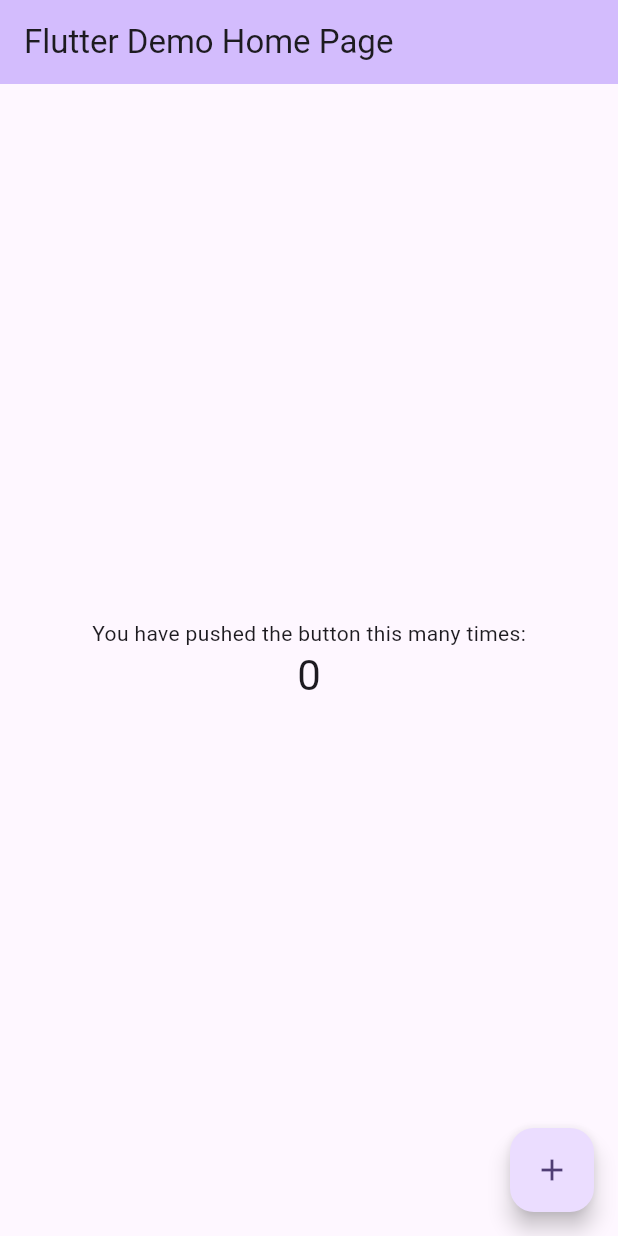
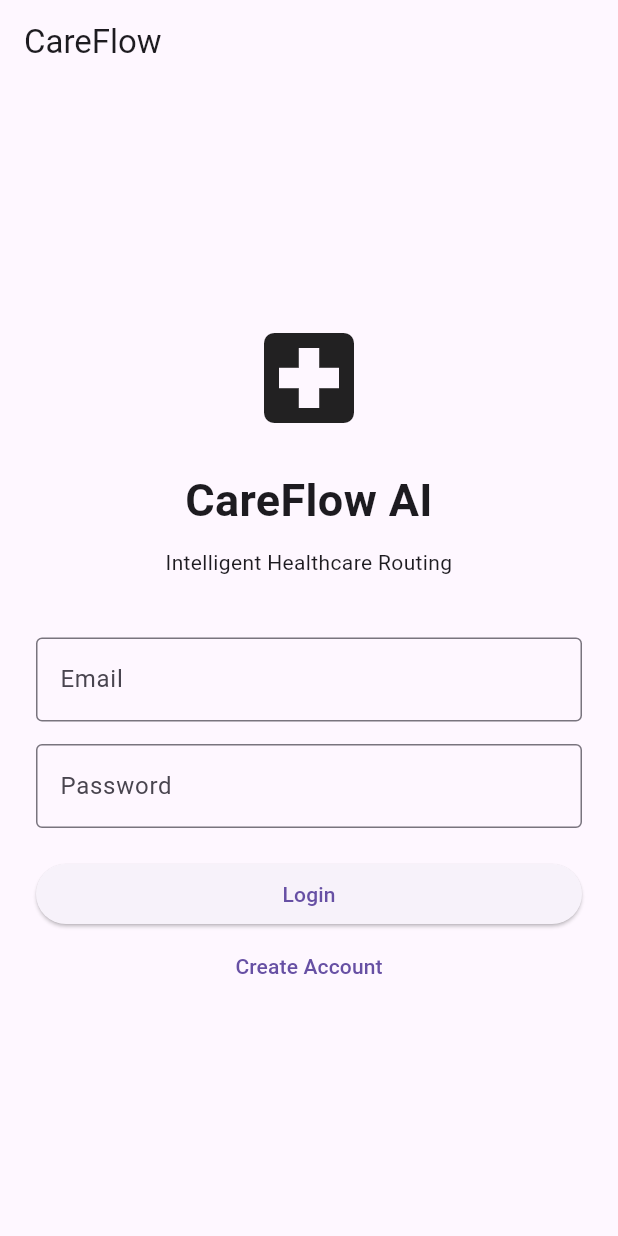
Before and after one commit to Sndapaah/careflow, a Flutter app: the screen it shows after launch, on a phone screen of 412 x 824 dp. Run offline on Flutter 3.47's test engine with Material 3 defaults, Android fonts, the phone set to English and light mode, and no system bars.

Commit message:
Complete patient flow skeleton

```diff
--- a/frontend/careflow_app/lib/app/app.dart
+++ b/frontend/careflow_app/lib/app/app.dart
@@ -0,0 +1,16 @@
+import 'package:flutter/material.dart';
+import 'routes.dart';
+
+class CareFlowApp extends StatelessWidget {
+  const CareFlowApp({super.key});
+
+  @override
+  Widget build(BuildContext context) {
+    return MaterialApp(
+      title: 'CareFlow',
+      debugShowCheckedModeBanner: false,
+      initialRoute: '/',
+      routes: appRoutes,
+    );
+  }
+}
--- a/frontend/careflow_app/lib/app/routes.dart
+++ b/frontend/careflow_app/lib/app/routes.dart
@@ -0,0 +1,25 @@
+import 'package:flutter/material.dart';
+
+import '../features/auth/screens/login_screen.dart';
+import '../features/auth/screens/register_screen.dart';
+import '../features/onboarding/screens/profile_setup_screen.dart';
+import '../features/home/screens/home_screen.dart';
+import '../features/symptoms/screens/symptom_form_screen.dart';
+import '../features/analysis/screens/analysis_screen.dart';
+import '../features/hospitals/screens/recommendation_screen.dart';
+import '../features/maps/screens/map_screen.dart';
+import '../features/profile/screens/profile_screen.dart';
+import '../features/dashboard/screens/hospital_dashboard_screen.dart';
+
+final Map<String, WidgetBuilder> appRoutes = {
+  '/': (context) => const LoginScreen(),
+  '/register': (context) => const RegisterScreen(),
+  '/profile-setup': (context) => const ProfileSetupScreen(),
+  '/home': (context) => const HomeScreen(),
+  '/symptoms': (context) => const SymptomFormScreen(),
+  '/analysis': (context) => const AnalysisScreen(),
+  '/recommendations': (context) => const RecommendationScreen(),
+  '/map': (context) => const MapScreen(),
+  '/profile': (context) => const ProfileScreen(),
+  '/dashboard': (context) => const HospitalDashboardScreen(),
+};
--- a/frontend/careflow_app/lib/features/auth/screens/login_screen.dart
+++ b/frontend/careflow_app/lib/features/auth/screens/login_screen.dart
@@ -0,0 +1,78 @@
+import 'package:flutter/material.dart';
+
+class LoginScreen extends StatelessWidget {
+  const LoginScreen({super.key});
+
+  @override
+  Widget build(BuildContext context) {
+    return Scaffold(
+      appBar: AppBar(
+        title: const Text('CareFlow'),
+      ),
+      body: Padding(
+  padding: const EdgeInsets.all(24),
+  child: Column(
+    mainAxisAlignment: MainAxisAlignment.center,
+    crossAxisAlignment: CrossAxisAlignment.stretch,
+    children: [
+      const Icon(
+        Icons.local_hospital,
+        size: 80,
+      ),
+
+      const SizedBox(height: 20),
+
+      const Text(
+        'CareFlow AI',
+        textAlign: TextAlign.center,
+        style: TextStyle(
+          fontSize: 30,
+          fontWeight: FontWeight.bold,
+        ),
+      ),
+
+      const SizedBox(height: 10),
+
+      const Text(
+        'Intelligent Healthcare Routing',
+        textAlign: TextAlign.center,
+      ),
+
+      const SizedBox(height: 40),
+
+      const TextField(
+        decoration: InputDecoration(
+          labelText: 'Email',
+          border: OutlineInputBorder(),
+        ),
+      ),
+
+      const SizedBox(height: 15),
+
+      const TextField(
+        obscureText: true,
+        decoration: InputDecoration(
+          labelText: 'Password',
+          border: OutlineInputBorder(),
+        ),
+      ),
+
+      const SizedBox(height: 20),
+
+      ElevatedButton(
+        onPressed: () {},
+        child: const Text('Login'),
+      ),
+
+      TextButton(
+        onPressed: () {
+          Navigator.pushNamed(context, '/register');
+        },
+        child: const Text('Create Account'),
+      ),
+    ],
+  ),
+),
+    );
+  }
+}
--- a/frontend/careflow_app/lib/main.dart
+++ b/frontend/careflow_app/lib/main.dart
@@ -1,122 +1,6 @@
 import 'package:flutter/material.dart';
+import 'app/app.dart';
 
 void main() {
-  runApp(const MyApp());
+  runApp(const CareFlowApp());
 }
-
-class MyApp extends StatelessWidget {
-  const MyApp({super.key});
-
-  // This widget is the root of your application.
-  @override
-  Widget build(BuildContext context) {
-    return MaterialApp(
-      title: 'Flutter Demo',
-      theme: ThemeData(
-        // This is the theme of your application.
-        //
-        // TRY THIS: Try running your application with "flutter run". You'll see
-        // the application has a purple toolbar. Then, without quitting the app,
-        // try changing the seedColor in the colorScheme below to Colors.green
-        // and then invoke "hot reload" (save your changes or press the "hot
-        // reload" button in a Flutter-supported IDE, or press "r" if you used
-        // the command line to start the app).
-        //
-        // Notice that the counter didn't reset back to zero; the application
-        // state is not lost during the reload. To reset the state, use hot
-        // restart instead.
-        //
-        // This works for code too, not just values: Most code changes can be
-        // tested with just a hot reload.
-        colorScheme: .fromSeed(seedColor: Colors.deepPurple),
-      ),
-      home: const MyHomePage(title: 'Flutter Demo Home Page'),
-    );
-  }
-}
-
-class MyHomePage extends StatefulWidget {
-  const MyHomePage({super.key, required this.title});
-
-  // This widget is the home page of your application. It is stateful, meaning
-  // that it has a State object (defined below) that contains fields that affect
-  // how it looks.
-
-  // This class is the configuration for the state. It holds the values (in this
-  // case the title) provided by the parent (in this case the App widget) and
-  // used by the build method of the State. Fields in a Widget subclass are
-  // always marked "final".
-
-  final String title;
-
-  @override
-  State<MyHomePage> createState() => _MyHomePageState();
-}
-
-class _MyHomePageState extends State<MyHomePage> {
-  int _counter = 0;
-
-  void _incrementCounter() {
-    setState(() {
-      // This call to setState tells the Flutter framework that something has
-      // changed in this State, which causes it to rerun the build method below
-      // so that the display can reflect the updated values. If we changed
-      // _counter without calling setState(), then the build method would not be
-      // called again, and so nothing would appear to happen.
-      _counter++;
-    });
-  }
-
-  @override
-  Widget build(BuildContext context) {
-    // This method is rerun every time setState is called, for instance as done
-    // by the _incrementCounter method above.
-    //
-    // The Flutter framework has been optimized to make rerunning build methods
-    // fast, so that you can just rebuild anything that needs updating rather
-    // than having to individually change instances of widgets.
-    return Scaffold(
-      appBar: AppBar(
-        // TRY THIS: Try changing the color here to a specific color (to
-        // Colors.amber, perhaps?) and trigger a hot reload to see the AppBar
-        // change color while the other colors stay the same.
-        backgroundColor: Theme.of(context).colorScheme.inversePrimary,
-        // Here we take the value from the MyHomePage object that was created by
-        // the App.build method, and use it to set our appbar title.
-        title: Text(widget.title),
-      ),
-      body: Center(
-        // Center is a layout widget. It takes a single child and positions it
-        // in the middle of the parent.
-        child: Column(
-          // Column is also a layout widget. It takes a list of children and
-          // arranges them vertically. By default, it sizes itself to fit its
-          // children horizontally, and tries to be as tall as its parent.
-          //
-          // Column has various properties to control how it sizes itself and
-          // how it positions its children. Here we use mainAxisAlignment to
-          // center the children vertically; the main axis here is the vertical
-          // axis because Columns are vertical (the cross axis would be
-          // horizontal).
-          //
-          // TRY THIS: Invoke "debug painting" (choose the "Toggle Debug Paint"
-          // action in the IDE, or press "p" in the console), to see the
-          // wireframe for each widget.
-          mainAxisAlignment: .center,
-          children: [
-            const Text('You have pushed the button this many times:'),
-            Text(
-              '$_counter',
-              style: Theme.of(context).textTheme.headlineMedium,
-            ),
-          ],
-        ),
-      ),
-      floatingActionButton: FloatingActionButton(
-        onPressed: _incrementCounter,
-        tooltip: 'Increment',
-        child: const Icon(Icons.add),
-      ),
-    );
-  }
-}
```
Also changed, not shown: frontend/careflow_app/lib/features/analysis/screens/analysis_screen.dart (added, +64 -0 lines), frontend/careflow_app/lib/features/auth/screens/register_screen.dart (+25 -0 lines), frontend/careflow_app/lib/features/dashboard/screens/hospital_dashboard_screen.dart (+18 -0 lines), frontend/careflow_app/lib/features/home/screens/home_screen.dart (added, +81 -0 lines), frontend/careflow_app/lib/features/hospitals/screens/recommendation_screen.dart (+18 -0 lines), frontend/careflow_app/lib/features/maps/screens/map_screen.dart (added, +14 -0 lines), frontend/careflow_app/lib/features/onboarding/screens/profile_setup_screen.dart (added, +89 -0 lines), frontend/careflow_app/lib/features/profile/screens/profile_screen.dart (added, +14 -0 lines), frontend/careflow_app/lib/features/symptoms/screens/symptom_form_screen.dart (+69 -0 lines), 1 other file.
